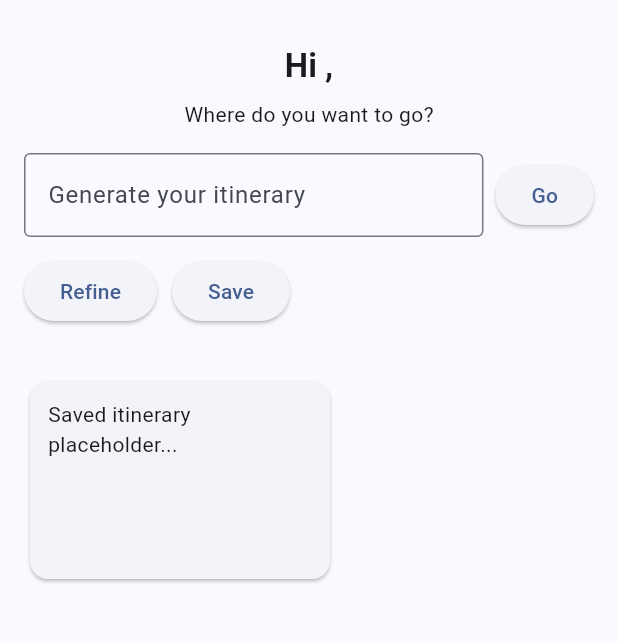
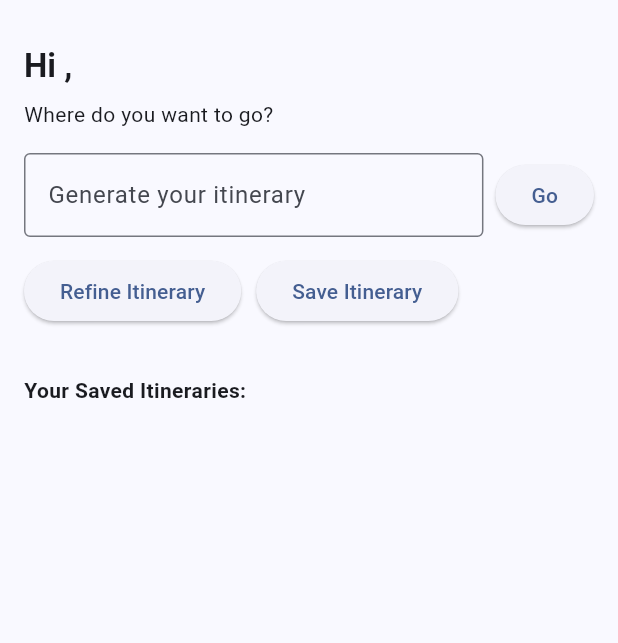
Before and after one commit to Mayank-2210/smart_trip_plan_flutter, a Flutter app: the HomeScreen screen opened directly with empty values, after a tap on "Go", on a phone screen of 412 x 824 dp, the part 63-706 px from its top. Run offline on Flutter 3.47's test engine with Material 3 defaults, Android fonts, the light colour scheme and no system bars; our stand-ins replace firebase_auth, firebase_core, google_sign_in, isar, share_plus; accounts and stored records are empty; generated files the repository leaves out were written again.

Commit message:
setting up the isar for saving itinerary local

```diff
--- /dev/null
+++ b/lib/db/isar_service.dart
@@ -0,0 +1,36 @@
+// lib/db/isar_service.dart
+
+import 'package:isar/isar.dart';
+import 'package:path_provider/path_provider.dart';
+import 'package:smart_trip_plan/models/itinerary_model.dart';
+
+class IsarService {
+  late Future<Isar> db;
+
+  IsarService() {
+    db = _initDb();
+  }
+
+  Future<Isar> _initDb() async {
+    final dir = await getApplicationDocumentsDirectory();
+    return await Isar.open(
+      [ItineraryModelSchema],
+      directory: dir.path,
+    );
+  }
+
+  Future<void> saveItinerary(ItineraryModel itinerary) async {
+    final isar = await db;
+    await isar.writeTxn(() => isar.itineraryModels.put(itinerary));
+  }
+
+  Future<List<ItineraryModel>> getItineraries() async {
+    final isar = await db;
+    return await isar.itineraryModels.where().sortBySavedAtDesc().findAll();
+  }
+
+  Future<void> deleteItinerary(int id) async {
+    final isar = await db;
+    await isar.writeTxn(() => isar.itineraryModels.delete(id));
+  }
+}
--- /dev/null
+++ b/lib/models/itinerary_model.dart
@@ -0,0 +1,18 @@
+// lib/models/itinerary_model.dart
+
+import 'package:isar/isar.dart';
+
+part 'itinerary_model.g.dart';
+
+@collection
+class ItineraryModel {
+  Id id = Isar.autoIncrement;
+
+  late String title;
+  late String startDate;
+  late String endDate;
+  late String rawJson;
+  late DateTime savedAt;
+  late String prompt;
+  late String jsonData;
+}
--- a/lib/presentation/home/home_screen.dart
+++ b/lib/presentation/home/home_screen.dart
@@ -1,8 +1,10 @@
-// lib/presentation/home/home_screen.dart
-
+import 'dart:convert';
 import 'package:flutter/material.dart';
+import 'package:smart_trip_plan/db/isar_service.dart';
+import 'package:smart_trip_plan/models/itinerary_model.dart';
 import 'package:smart_trip_plan/services/ollama_service.dart';
 import 'package:url_launcher/url_launcher.dart';
+import 'package:share_plus/share_plus.dart';
 
 class HomeScreen extends StatefulWidget {
   final String username;
@@ -16,13 +18,27 @@ class HomeScreen extends StatefulWidget {
 class _HomeScreenState extends State<HomeScreen> {
   final _promptController = TextEditingController();
   final ollamaService = OllamaService();
+  final isarService = IsarService();
 
   Map<String, dynamic>? itineraryJson;
+  List<ItineraryModel> savedItineraries = [];
+
   bool isLoading = false;
-
   String previousPrompt = "";
 
-  /// 🔁 Send prompt to backend via Ollama
+  @override
+  void initState() {
+    super.initState();
+    _loadItineraries();
+  }
+
+  /// Load all saved itineraries
+  void _loadItineraries() async {
+    final data = await isarService.getItineraries();
+    setState(() => savedItineraries = data);
+  }
+
+  /// Generate itinerary using Ollama
   void _sendPrompt() async {
     final prompt = _promptController.text.trim();
     if (prompt.isEmpty) return;
@@ -34,7 +50,6 @@ class _HomeScreenState extends State<HomeScreen> {
 
     try {
       final result = await ollamaService.generateItinerary(prompt);
-
       setState(() {
         itineraryJson = result;
         previousPrompt = prompt;
@@ -53,25 +68,91 @@ class _HomeScreenState extends State<HomeScreen> {
     }
   }
 
-  /// 🌍 Open first location in Maps
+  /// Open first location in Google Maps
   void _openMap() {
     if (itineraryJson == null) return;
 
     final coords = itineraryJson!['days'][0]['items'][0]['location'];
-    final uri = Uri.parse("https://www.google.com/maps/search/?api=1&query=$coords");
+    final uri =
+        Uri.parse("https://www.google.com/maps/search/?api=1&query=$coords");
 
     launchUrl(uri, mode: LaunchMode.externalApplication);
   }
 
-  /// 📝 Refine prompt
-  void _refinePrompt() {
+  /// Save itinerary to local storage
+  void _saveItinerary() async {
+    if (itineraryJson == null) return;
+
+    final saved = ItineraryModel()
+      ..prompt = previousPrompt
+      ..jsonData = jsonEncode(itineraryJson)
+      ..savedAt = DateTime.now();
+
+    await isarService.saveItinerary(saved);
+    _promptController.clear();
+    _loadItineraries();
+
+    ScaffoldMessenger.of(context).showSnackBar(
+      const SnackBar(content: Text("Itinerary saved")),
+    );
+  }
+
+  /// Load previous prompt back into text box
+  void _refineItinerary() {
     _promptController.text = previousPrompt;
   }
 
-  /// 💾 Save itinerary (placeholder)
-  void _saveItinerary() {
-    print("TODO: Save to local Isar DB.");
-    _promptController.clear();
+  /// Show full screen itinerary from saved JSON
+  void _showSavedItinerary(ItineraryModel itinerary) {
+    final json = jsonDecode(itinerary.jsonData);
+    showDialog(
+      context: context,
+      builder: (_) => Scaffold(
+        appBar: AppBar(
+          title: Text(itinerary.prompt),
+          leading: IconButton(
+            icon: const Icon(Icons.arrow_back),
+            onPressed: () => Navigator.pop(context),
+          ),
+        ),
+        body: Padding(
+          padding: const EdgeInsets.all(16),
+          child: ListView(
+            children: [
+              Text(json['title'],
+                  style: const TextStyle(
+                      fontSize: 20, fontWeight: FontWeight.bold)),
+              const SizedBox(height: 8),
+              Text("${json['startDate']} → ${json['endDate']}"),
+              const SizedBox(height: 16),
+              for (var day in json['days']) ...[
+                Text("${day['date']} - ${day['summary']}",
+                    style: const TextStyle(fontWeight: FontWeight.bold)),
+                const SizedBox(height: 6),
+                for (var item in day['items'])
+                  Padding(
+                    padding: const EdgeInsets.only(bottom: 4),
+                    child: Text(
+                        " ${item['time']} - ${item['activity']} (${item['location']})"),
+                  ),
+                const SizedBox(height: 12),
+              ],
+            ],
+          ),
+        ),
+      ),
+    );
+  }
+
+  /// Delete a saved itinerary
+  void _deleteItinerary(int id) async {
+    await isarService.deleteItinerary(id);
+    _loadItineraries();
+  }
+
+  /// Share itinerary via share_plus
+  void _shareItinerary(String data) {
+    Share.share(data);
   }
 
   @override
@@ -79,17 +160,26 @@ class _HomeScreenState extends State<HomeScreen> {
     final theme = Theme.of(context);
 
     return Scaffold(
-      appBar: AppBar(title: const Text("Smart Trip Planner"), automaticallyImplyLeading: false),
+      appBar: AppBar(
+        title: const Text("Smart Trip Planner"),
+        automaticallyImplyLeading: false,
+      ),
       body: SafeArea(
         child: Padding(
           padding: const EdgeInsets.all(16),
           child: Column(
+            crossAxisAlignment: CrossAxisAlignment.start,
             children: [
-              Text("Hi ${widget.username},", style: theme.textTheme.titleLarge?.copyWith(fontWeight: FontWeight.bold)),
+              Text("Hi ${widget.username},",
+                  style: theme.textTheme.titleLarge
+                      ?.copyWith(fontWeight: FontWeight.bold)),
+
               const SizedBox(height: 8),
               const Text("Where do you want to go?"),
 
               const SizedBox(height: 16),
+
+              // Prompt box + generate button
               Row(
                 children: [
                   Expanded(
@@ -116,15 +206,24 @@ class _HomeScreenState extends State<HomeScreen> {
               ),
 
               const SizedBox(height: 12),
+
               Row(
                 children: [
-                  ElevatedButton(onPressed: _refinePrompt, child: const Text("Refine")),
+                  ElevatedButton(
+                    onPressed: _refineItinerary,
+                    child: const Text("Refine Itinerary"),
+                  ),
                   const SizedBox(width: 10),
-                  ElevatedButton(onPressed: _saveItinerary, child: const Text("Save")),
+                  ElevatedButton(
+                    onPressed: _saveItinerary,
+                    child: const Text("Save Itinerary"),
+                  ),
                 ],
               ),
 
               const SizedBox(height: 16),
+
+              // Generated Itinerary View
               if (itineraryJson != null)
                 Expanded(
                   child: Card(
@@ -134,25 +233,23 @@ class _HomeScreenState extends State<HomeScreen> {
                       child: ListView(
                         children: [
                           Text(itineraryJson!['title'],
-                              style: theme.textTheme.titleLarge?.copyWith(fontWeight: FontWeight.bold)),
-
+                              style: theme.textTheme.titleLarge?.copyWith(
+                                  fontWeight: FontWeight.bold)),
                           const SizedBox(height: 8),
                           Text("${itineraryJson!['startDate']} → ${itineraryJson!['endDate']}"),
-
                           const SizedBox(height: 16),
-
                           for (var day in itineraryJson!['days']) ...[
-                            Text(" ${day['date']} - ${day['summary']}",
+                            Text("${day['date']} - ${day['summary']}",
                                 style: const TextStyle(fontWeight: FontWeight.bold)),
                             const SizedBox(height: 6),
                             for (var item in day['items'])
                               Padding(
                                 padding: const EdgeInsets.only(bottom: 4),
-                                child: Text("${item['time']} - ${item['activity']} (${item['location']})"),
+                                child: Text(
+                                    "${item['time']} - ${item['activity']} (${item['location']})"),
                               ),
                             const SizedBox(height: 12),
                           ],
-
                           ElevatedButton.icon(
                             onPressed: _openMap,
                             icon: const Icon(Icons.map),
@@ -166,20 +263,53 @@ class _HomeScreenState extends State<HomeScreen> {
 
               const SizedBox(height: 16),
 
-              // Placeholder for saved itineraries
+              // Saved Itineraries
+              const Text("Your Saved Itineraries:",
+                  style: TextStyle(fontWeight: FontWeight.bold)),
+              const SizedBox(height: 8),
+
               SizedBox(
-                height: 140,
-                child: ListView(
+                height: 120,
+                child: ListView.builder(
                   scrollDirection: Axis.horizontal,
-                  children: [
-                    Card(
-                      child: Container(
-                        width: 200,
-                        padding: const EdgeInsets.all(12),
-                        child: const Text("Saved itinerary placeholder..."),
+                  itemCount: savedItineraries.length,
+                  itemBuilder: (context, index) {
+                    final item = savedItineraries[index];
+                    return GestureDetector(
+                      onTap: () => _showSavedItinerary(item),
+                      onLongPress: () => _deleteItinerary(item.id),
+                      child: Card(
+                        margin: const EdgeInsets.symmetric(horizontal: 8),
+                        child: Container(
+                          width: 200,
+                          padding: const EdgeInsets.all(12),
+                          child: Column(
+                            crossAxisAlignment: CrossAxisAlignment.start,
+                            children: [
+                              Text(item.prompt,
+                                  maxLines: 2,
+                                  overflow: TextOverflow.ellipsis,
+                                  style: const TextStyle(
+                                      fontWeight: FontWeight.bold)),
+                              const Spacer(),
+                              Row(
+                                mainAxisAlignment: MainAxisAlignment.spaceBetween,
+                                children: [
+                                  IconButton(
+                                      icon: const Icon(Icons.delete),
+                                      onPressed: () => _deleteItinerary(item.id)),
+                                  IconButton(
+                                      icon: const Icon(Icons.share),
+                                      onPressed: () =>
+                                          _shareItinerary(item.jsonData)),
+                                ],
+                              )
+                            ],
+                          ),
+                        ),
                       ),
-                    ),
-                  ],
+                    );
+                  },
                 ),
               ),
             ],
--- a/pubspec.yaml
+++ b/pubspec.yaml
@@ -37,6 +37,11 @@ dependencies:
   url_launcher: ^6.2.5
   share_plus: ^7.2.1
   http: ^0.13.6
+  isar: ^3.1.0
+  isar_flutter_libs: ^3.1.0
+  path_provider: ^2.1.1
+  build_runner: ^2.4.6
+  isar_generator: ^3.1.0
   # The following adds the Cupertino Icons font to your application.
   # Use with the CupertinoIcons class for iOS style icons.
   cupertino_icons: ^1.0.8
```
Also changed, not shown: lib/models/itinerary_model.g.dart (added), pubspec.lock, 5 other files.
